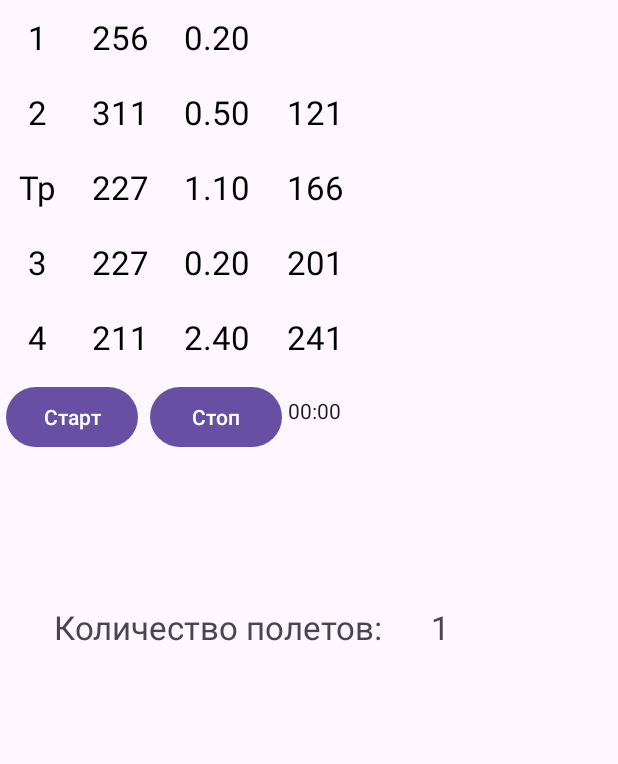
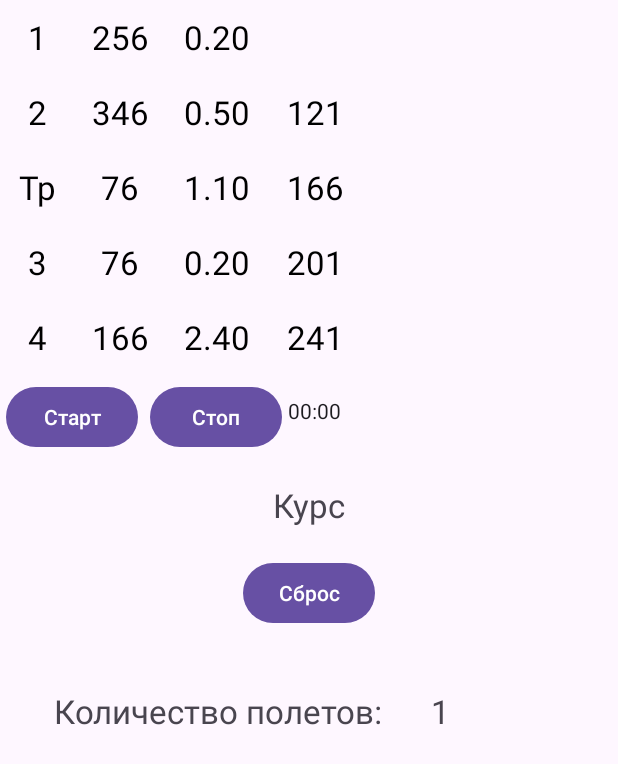
Before and after one commit to Elizarav/VoiceSystemNewVersion, an Android app: the screen it shows after launch (MainActivity), after a tap on "Стоп", on a phone screen of 412 x 824 dp. Shown: the top 764 px of the screen. Run offline under Robolectric (Android 15) with nearby library versions, the phone set to English and light mode, and no system bars; 1 other tap on this screen came first.

Commit message:
feature/voice-player: 1. Добавлена кнопка сброса, метод перезапуска активити на стопе, поправлен коунтер на каждый новый полет, теперь считает

```diff
--- a/app/build.gradle.kts
+++ b/app/build.gradle.kts
@@ -46,4 +46,5 @@ dependencies {
     androidTestImplementation("androidx.test.espresso:espresso-core:3.5.1")
 
     implementation ("org.jetbrains.kotlinx:kotlinx-coroutines-core:1.4.2")
+
 }
--- a/app/src/main/AndroidManifest.xml
+++ b/app/src/main/AndroidManifest.xml
@@ -23,8 +23,6 @@
                 <category android:name="android.intent.category.LAUNCHER" />
             </intent-filter>
         </activity>
-        <activity android:name="com.example.voicesystemnewversion.CreateVoiceActivity" />
-        <activity android:name="com.example.voicesystemnewversion.CreateTimeVoiceActivity" />
     </application>
 
 </manifest>
--- a/app/src/main/java/com/example/voicesystemnewversion/MainActivity.kt
+++ b/app/src/main/java/com/example/voicesystemnewversion/MainActivity.kt
@@ -3,6 +3,7 @@ package com.example.voicesystemnewversion
 import android.annotation.SuppressLint
 import android.content.Context
 import android.content.Intent
+import android.content.SharedPreferences
 import android.os.Build
 import android.os.Bundle
 import android.os.Handler
@@ -50,6 +51,7 @@ class MainActivity : AppCompatActivity() {
 
     private lateinit var startBTN: Button
     private lateinit var stopBTN: Button
+    private lateinit var resetTimeBTN: Button
 
     private lateinit var lookTimeTV: TextView
     private lateinit var numberOfFlightsTV: TextView
@@ -58,14 +60,24 @@ class MainActivity : AppCompatActivity() {
 
     private val timeList = ArrayList<Long>()
     private var timeListAfterConvertMil = ArrayList<Long>()
-    private val timeListForTime = ArrayList<Long>()
+    private var timeListConvert = ArrayList<Long>()
+    private var currentTempList = ArrayList<Long>()
 
     private var originalTimeList = ArrayList<String>()
     private var originalCourseList = ArrayList<String>()
     private var originalBearingList = ArrayList<String>()
+    private var courseList = ArrayList<String>()
+    private var bearingList = ArrayList<String>()
 
-    var currentCourse = "0"
+    var traverseCurrentTime = 0L
+    var equalsCourseForTraverse = ""
+
     private var countFlight = 0
+
+    override fun onRestoreInstanceState(savedInstanceState: Bundle) {
+        super.onRestoreInstanceState(savedInstanceState)
+        countOfFlightsTV.text = savedInstanceState.getString("KEY")
+    }
 
     @RequiresApi(Build.VERSION_CODES.O)
     @SuppressLint("MissingInflatedId")
@@ -73,13 +85,8 @@ class MainActivity : AppCompatActivity() {
         super.onCreate(savedInstanceState)
         setContentView(R.layout.activity_main)
 
+
         init()
-    }
-
-
-    override fun onResume() {
-        super.onResume()
-
         originalCourseList = mutableListOf(
             courseTV.text.toString(),
             courseTV2.text.toString(),
@@ -104,8 +111,26 @@ class MainActivity : AppCompatActivity() {
             bearingTV3.text.toString(),
             bearingTV4.text.toString()
         ) as ArrayList<String>
+    }
+
+
+    override fun onResume() {
+        super.onResume()
+
+        timeListAfterConvertMil = convertToTimeMillis(originalTimeList)
+        timeListConvert = timeListAfterConvertMil
+        currentTempList = timeList
+        courseList = originalCourseList
+        bearingList = originalBearingList
+
+        traverseCurrentTime = timeListAfterConvertMil[2]
+        equalsCourseForTraverse = courseList[3]
 
         onClick()
+
+        resetTimeBTN.setOnClickListener {
+            recreate()
+        }
     }
 
 
@@ -131,7 +156,9 @@ class MainActivity : AppCompatActivity() {
 
         startBTN = findViewById(R.id.startTimeBTN)
         stopBTN = findViewById(R.id.stopTimeBTN)
-        lookTimeTV = findViewById(R.id.lookTimeTV)
+        resetTimeBTN = findViewById(R.id.resetTimeBTN)
+
+        lookTimeTV = findViewById(R.id.lookCourseTV)
         numberOfFlightsTV = findViewById(R.id.numberOfFlightsTV)
         countOfFlightsTV = findViewById(R.id.countOfFlightsTV)
 
@@ -147,21 +174,16 @@ class MainActivity : AppCompatActivity() {
 
         startBTN.setOnClickListener {
 
+            countFlight = countOfFlightsTV.text.toString().toInt()
             countFlight++
             countOfFlightsTV.text = countFlight.toString()
             lookTimeTV.text = tempCourse
             chronometer.base = SystemClock.elapsedRealtime()
             chronometer.start()
 
-            timeListAfterConvertMil = convertToTimeMillis(originalTimeList)
-            val timeListConvert = timeListAfterConvertMil
-            val currentTempList = timeList
-            val courseList = originalCourseList
-            val bearingList = originalBearingList
 
-            val traverseCurrentTime = timeListAfterConvertMil[2]
             val traverseTime = timeTV3.text.toString()
-            val equalsCourseForTraverse = courseList[3]
+
             val timeUntilTheFirst = timeTV.text.toString()
 
 //---------------------------------------------------------------------------------------
@@ -200,9 +222,21 @@ class MainActivity : AppCompatActivity() {
             RepeatHelper.stopHandler()
             lookTimeTV.text = ""
 
+            recreate()
+
         }
         return resultCourse
     }
+
+
+
+    override fun onSaveInstanceState(outState: Bundle) {
+        outState.run {
+            putString("KEY", countFlight.toString())
+        }
+        super.onSaveInstanceState(outState)
+    }
+
 
     private fun playVoiceTimeUntilFirst(timeUntilTheFirst: String) {
         val timeList = VoicePlayer.createTimePlayList(timeUntilTheFirst)
--- a/app/src/main/res/layout/activity_main.xml
+++ b/app/src/main/res/layout/activity_main.xml
@@ -76,7 +76,7 @@
             android:layout_height="50dp"
             android:gravity="center"
             android:padding="4dp"
-            android:text="311"
+            android:text="346"
             android:textColor="@color/black"
             android:textSize="22sp" />
 
@@ -124,7 +124,7 @@
             android:layout_height="50dp"
             android:gravity="center"
             android:padding="4dp"
-            android:text="227"
+            android:text="76"
             android:textColor="@color/black"
             android:textSize="22sp" />
 
@@ -173,7 +173,7 @@
             android:layout_height="50dp"
             android:gravity="center"
             android:padding="4dp"
-            android:text="227"
+            android:text="76"
             android:textColor="@color/black"
             android:textSize="22sp" />
 
@@ -221,7 +221,7 @@
             android:layout_height="50dp"
             android:gravity="center"
             android:padding="4dp"
-            android:text="211"
+            android:text="166"
             android:textColor="@color/black"
             android:textSize="22sp" />
 
@@ -277,13 +277,23 @@
     </LinearLayout>
 
     <TextView
-        android:id="@+id/lookTimeTV"
+        android:id="@+id/lookCourseTV"
         android:layout_width="match_parent"
         android:layout_height="wrap_content"
         android:layout_margin="16dp"
         android:gravity="center"
-        android:text="Время"
+        android:text="Курс"
         android:textSize="22sp" />
+
+    <Button
+        android:id="@+id/resetTimeBTN"
+        android:layout_width="wrap_content"
+        android:layout_height="wrap_content"
+        android:layout_margin="4dp"
+        android:padding="8dp"
+        android:layout_gravity="center"
+        android:text="Сброс" />
+
 
     <LinearLayout xmlns:android="http://schemas.android.com/apk/res/android"
         xmlns:tools="http://schemas.android.com/tools"
```
